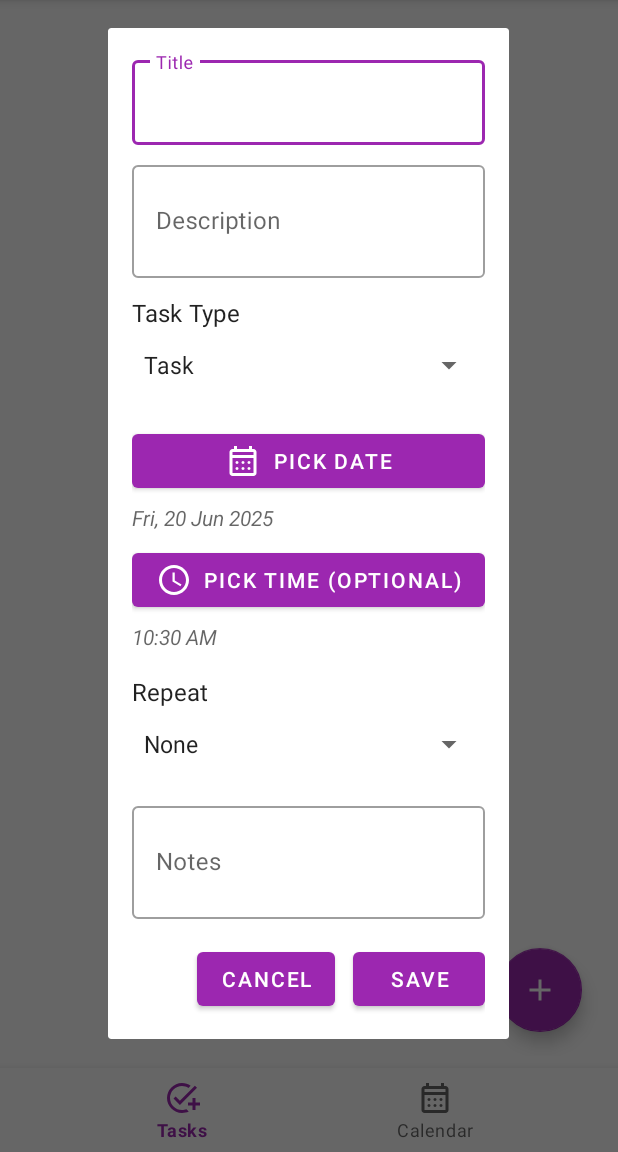
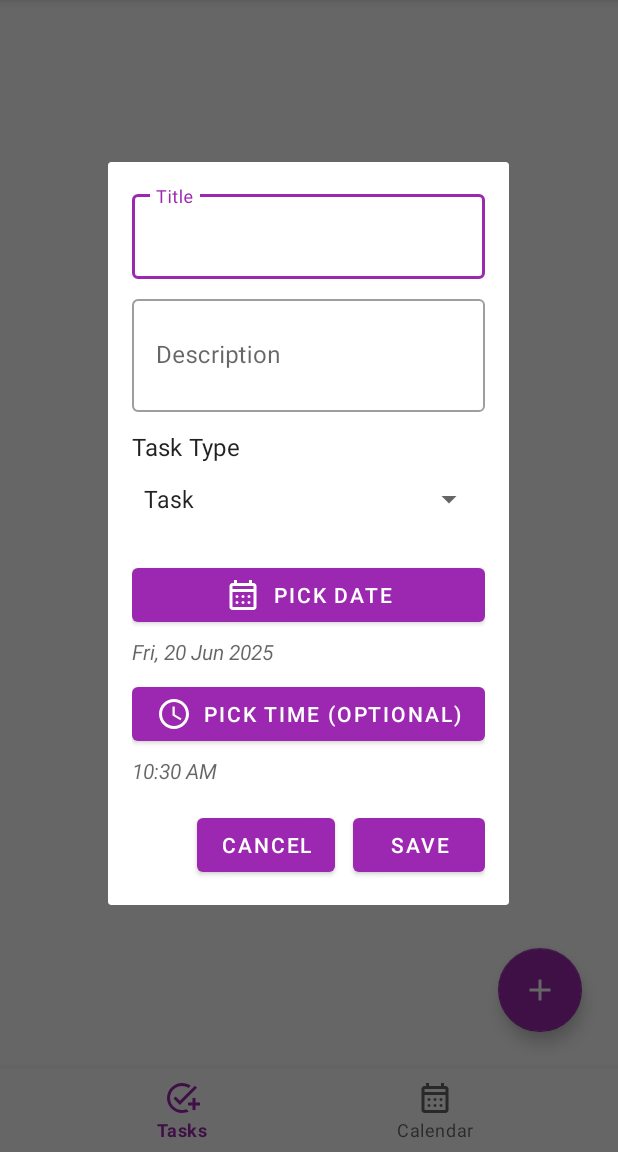
Before and after one commit to prajwal088/daily_task, an Android app: the screen it shows after launch (MainActivity), after a tap on "Add Task", on a phone screen of 412 x 824 dp, the part 84-1236 px from its top. Run offline under Robolectric (Android 15) with nearby library versions, the phone set to English and light mode, and no system bars; our stand-ins replace Room's generated code.

Commit message:
Removed the notes section and add Conditional Repeat Option in AddTaskDialogFragment for Reminder

```diff
--- a/app/src/main/java/com/prajwaldarekar/dailytask/database/AppDatabase.java
+++ b/app/src/main/java/com/prajwaldarekar/dailytask/database/AppDatabase.java
@@ -10,7 +10,7 @@ import androidx.room.TypeConverters;
 import com.prajwaldarekar.dailytask.models.Task;
 import com.prajwaldarekar.dailytask.utils.Converters;
 
-@Database(entities = {Task.class}, version = 2, exportSchema = false)
+@Database(entities = {Task.class}, version = 3, exportSchema = false)
 @TypeConverters(Converters.class)
 public abstract class AppDatabase extends RoomDatabase {
 
--- a/app/src/main/java/com/prajwaldarekar/dailytask/fragments/AddTaskDialogFragment.java
+++ b/app/src/main/java/com/prajwaldarekar/dailytask/fragments/AddTaskDialogFragment.java
@@ -12,7 +12,9 @@ import android.text.TextUtils;
 import android.view.LayoutInflater;
 import android.view.View;
 import android.view.ViewGroup;
+import android.widget.AdapterView;
 import android.widget.ArrayAdapter;
+import android.widget.Spinner;
 import android.widget.Toast;
 
 import androidx.annotation.NonNull;
@@ -20,6 +22,7 @@ import androidx.annotation.Nullable;
 import androidx.fragment.app.DialogFragment;
 import androidx.lifecycle.ViewModelProvider;
 
+import com.prajwaldarekar.dailytask.R;
 import com.prajwaldarekar.dailytask.databinding.FragmentAddTaskDialogBinding;
 import com.prajwaldarekar.dailytask.models.RepeatMode;
 import com.prajwaldarekar.dailytask.models.Task;
@@ -95,6 +98,24 @@ public class AddTaskDialogFragment extends DialogFragment {
         ArrayAdapter<String> adapter = new ArrayAdapter<>(requireContext(), android.R.layout.simple_spinner_item, typeLabels);
         adapter.setDropDownViewResource(android.R.layout.simple_spinner_dropdown_item);
         binding.spinnerType.setAdapter(adapter);
+
+        // 🌟 Toggle Repeat layout based on selection
+        binding.spinnerType.setOnItemSelectedListener(new AdapterView.OnItemSelectedListener() {
+            @Override
+            public void onItemSelected(AdapterView<?> parent, View view, int position, long id) {
+                TaskType selectedType = TaskType.values()[position];
+                if (selectedType == TaskType.REMINDER) {
+                    binding.layoutRepeat.setVisibility(View.VISIBLE);
+                } else {
+                    binding.layoutRepeat.setVisibility(View.GONE);
+                }
+            }
+
+            @Override
+            public void onNothingSelected(AdapterView<?> parent) {
+                binding.layoutRepeat.setVisibility(View.GONE);
+            }
+        });
     }
 
 
--- a/app/src/main/java/com/prajwaldarekar/dailytask/models/Task.java
+++ b/app/src/main/java/com/prajwaldarekar/dailytask/models/Task.java
@@ -27,7 +27,6 @@ public class Task implements Serializable {
     private TaskType type;
     private RepeatMode repeatMode;      // NONE, DAILY, WEEKLY, MONTHLY
     private long createdAt;     // Unix timestamp
-    private String notes;
 
     // 🔨 Default Constructor
     public Task() {
@@ -75,7 +74,4 @@ public class Task implements Serializable {
 
     public long getCreatedAt() { return createdAt; }
     public void setCreatedAt(long createdAt) { this.createdAt = createdAt; }
-
-    public String getNotes() { return notes; }
-    public void setNotes(String notes) { this.notes = notes; }
 }
--- a/app/src/main/java/com/prajwaldarekar/dailytask/models/TaskType.java
+++ b/app/src/main/java/com/prajwaldarekar/dailytask/models/TaskType.java
@@ -1,7 +1,22 @@
 package com.prajwaldarekar.dailytask.models;
 
 public enum TaskType {
-    TASK,
-    REMINDER,
-    NOTE
+    TASK {
+        @Override
+        public String toString() {
+            return "Task";
+        }
+    },
+    NOTE {
+        @Override
+        public String toString() {
+            return "Note";
+        }
+    },
+    REMINDER {
+        @Override
+        public String toString() {
+            return "Reminder";
+        }
+    }
 }
--- a/app/src/main/res/layout/fragment_add_task_dialog.xml
+++ b/app/src/main/res/layout/fragment_add_task_dialog.xml
@@ -96,6 +96,14 @@
             android:paddingTop="4dp" />
 
         <!-- Repeat Mode -->
+    <LinearLayout
+        android:id="@+id/layoutRepeat"
+        android:layout_width="match_parent"
+        android:layout_height="wrap_content"
+        android:orientation="vertical"
+        android:visibility="gone"
+        android:layout_marginTop="8dp">
+
         <TextView
             android:layout_width="match_parent"
             android:layout_height="wrap_content"
@@ -109,9 +117,10 @@
             android:layout_height="wrap_content"
             android:minHeight="48dp"
             android:paddingVertical="12dp" />
+    </LinearLayout>
 
-        <!-- Notes -->
-        <com.google.android.material.textfield.TextInputLayout
+         <!--Notes-->
+        <!--<com.google.android.material.textfield.TextInputLayout
             android:layout_width="match_parent"
             android:layout_height="wrap_content"
             android:hint="@string/notes"
@@ -124,7 +133,7 @@
                 android:layout_height="wrap_content"
                 android:inputType="textMultiLine"
                 android:minLines="2" />
-        </com.google.android.material.textfield.TextInputLayout>
+        </com.google.android.material.textfield.TextInputLayout>-->
 
         <!-- Buttons -->
         <LinearLayout
--- a/app/src/main/res/values/strings.xml
+++ b/app/src/main/res/values/strings.xml
@@ -29,10 +29,9 @@
 
     <!-- Spinner type -->
     <string-array name="task_types">
+        <item>Task</item>
+        <item>Note</item>
         <item>Reminder</item>
-        <item>Meeting</item>
-        <item>Personal</item>
-        <item>Work</item>
     </string-array>
 
 
```
